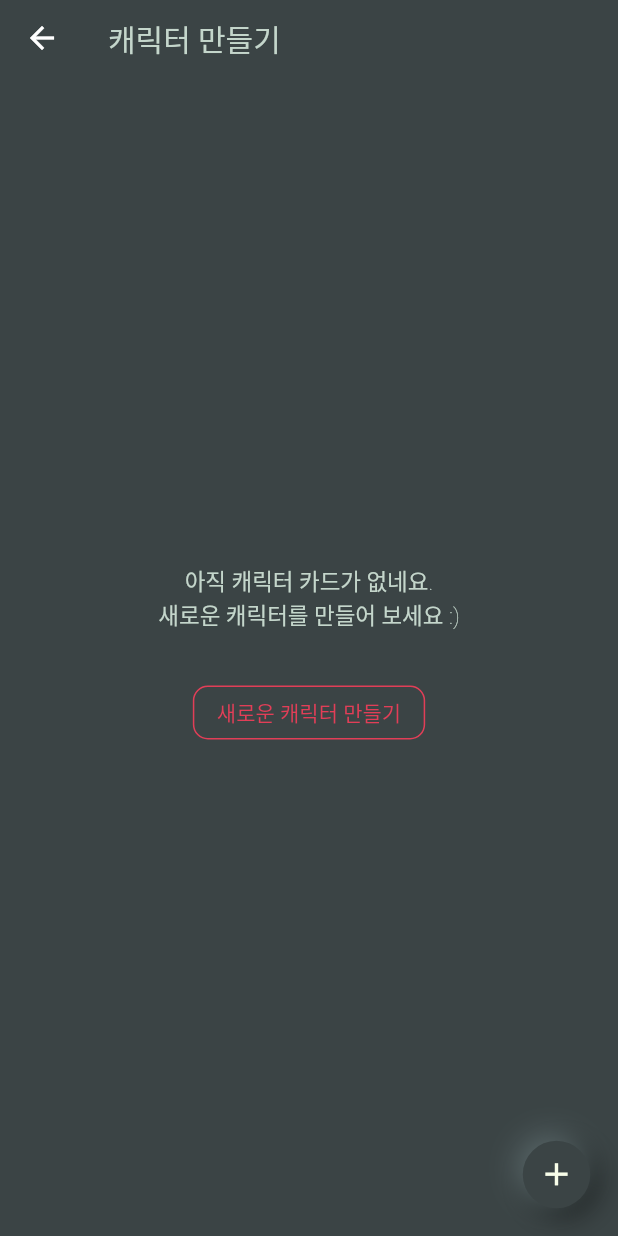
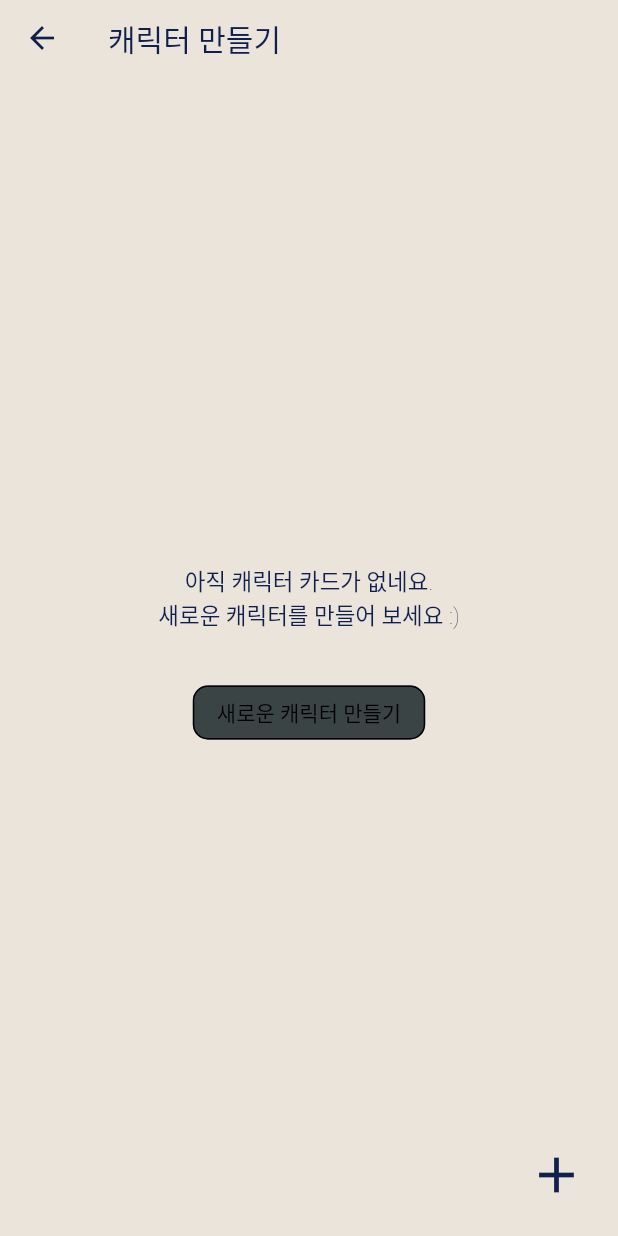
Before and after one commit to randomizedlife01/project_writer, a Flutter app: the screen it shows after launch, item 4 of the bottom bar chosen, on a phone screen of 412 x 824 dp. Run offline on Flutter 3.47's test engine with Material 2 defaults, Android fonts, the light colour scheme and no system bars; our stand-ins replace carousel_slider, email_validator, flutter_keyboard_visibility, flutter_slidable, font_awesome_flutter, get and 2 more; missing offline and left inert: amplify_analytics_pinpoint, amplify_auth_cognito, amplify_core, amplify_datastore, amplify_datastore_plugin_interface, amplify_flutter and 1 more; Roboto replaces fonts that are missing (GothicA1).

Commit message:
project V04 디자인 수정중...

```diff
--- a/lib/main.dart
+++ b/lib/main.dart
@@ -3,6 +3,7 @@ import 'package:flutter/services.dart';
 import 'package:flutter_keyboard_visibility/flutter_keyboard_visibility.dart';
 import 'package:get/get_navigation/src/root/get_material_app.dart';
 import 'package:project_writer_v04/landing_page.dart';
+import 'package:project_writer_v04/theme/new_light_theme.dart';
 import 'theme/theme_data.dart';
 
 void main() {
@@ -19,7 +20,7 @@ class MyApp extends StatelessWidget {
       child: GetMaterialApp(
         debugShowCheckedModeBanner: false,
         title: 'Project Writer v04',
-        theme: StoryThemeData.data,
+        theme: NewLightThemeData.data,
         home: LandingPage(),
       ),
     );
--- a/lib/pages/common_parts/common_parts.dart
+++ b/lib/pages/common_parts/common_parts.dart
@@ -63,7 +63,7 @@ class BasicAppBar extends StatelessWidget {
       ),
       title: Text(
         appBarTitle,
-        style: Theme.of(context).textTheme.bodyText1.copyWith(fontWeight: FontWeight.w200, fontSize: 20.0),
+        style: Theme.of(context).textTheme.bodyText1.copyWith(fontWeight: FontWeight.w400, fontSize: 20.0),
       ),
     );
   }
@@ -85,32 +85,33 @@ class BasicFloatingButton extends StatelessWidget {
         onPressed: onPressed,
         child: Center(
           child: Container(
-            width: 45,
-            height: 45,
+            width: 50,
+            height: 50,
             child: Icon(
               icon,
-              size: 25.0,
+              size: 40.0,
+              color: Color(0xFF111f4d),
             ),
-            decoration: BoxDecoration(
-              color: Color(0xFF3b4445),
-              borderRadius: BorderRadius.all(
-                Radius.circular(40),
-              ),
-              boxShadow: [
-                BoxShadow(
-                  color: Color(0xFF181c1c),
-                  offset: Offset(4.0, 4.0),
-                  blurRadius: 15.0,
-                  spreadRadius: 1.0,
-                ),
-                BoxShadow(
-                  color: Color(0xFF596769),
-                  offset: Offset(-4.0, -4.0),
-                  blurRadius: 15.0,
-                  spreadRadius: 1.0,
-                ),
-              ],
-            ),
+            // decoration: BoxDecoration(
+            //   color: Color(0xFF111f4d),
+            //   borderRadius: BorderRadius.all(
+            //     Radius.circular(40),
+            //   ),
+            //   // boxShadow: [
+            //   //   BoxShadow(
+            //   //     color: Color(0xFF181c1c),
+            //   //     offset: Offset(4.0, 4.0),
+            //   //     blurRadius: 15.0,
+            //   //     spreadRadius: 1.0,
+            //   //   ),
+            //   //   BoxShadow(
+            //   //     color: Color(0xFF596769),
+            //   //     offset: Offset(-4.0, -4.0),
+            //   //     blurRadius: 15.0,
+            //   //     spreadRadius: 1.0,
+            //   //   ),
+            //   // ],
+            // ),
           ),
         ),
         backgroundColor: Colors.transparent,
@@ -127,7 +128,7 @@ class BasicVerticalLine extends StatelessWidget {
     return VerticalDivider(
       indent: 40.0,
       endIndent: 40.0,
-      color: Color(0xFFc4d6cb),
+      color: Color(0xFF020205),
       width: 8.0,
     );
   }
@@ -174,12 +175,12 @@ class DocInputForm extends StatelessWidget {
         ),
         enabledBorder: OutlineInputBorder(
           borderSide: BorderSide(
-            color: Color(0xFFe23e57),
+            color: Color(0xFF020205),
           ),
         ),
         focusedBorder: OutlineInputBorder(
           borderSide: BorderSide(
-            color: Color(0xFFe23e57),
+            color: Color(0xFF020205),
           ),
         ),
         hintText: hintText,
@@ -193,7 +194,7 @@ class DocInputForm extends StatelessWidget {
         labelStyle: TextStyle(
           fontSize: 12.0,
           fontFamily: 'GothicA1',
-          color: Color(0xFFc06c84),
+          color: Color(0xFF34346F),
           fontWeight: FontWeight.w600,
         ),
       ),
@@ -402,8 +403,8 @@ class DeletePopup extends StatelessWidget {
                       style: TextStyle(
                         fontSize: 12.0,
                         fontFamily: 'GothicA1',
-                        fontWeight: FontWeight.w200,
-                        color: Color(0xFFe23e57),
+                        fontWeight: FontWeight.w400,
+                        color: Color(0xFF020205),
                       ),
                     ),
                     SizedBox(
--- a/lib/pages/document/free_write_page/component/free_write_create_pop.dart
+++ b/lib/pages/document/free_write_page/component/free_write_create_pop.dart
@@ -58,7 +58,7 @@ class FreeWriteCreatePop extends StatelessWidget {
                                   Expanded(
                                     child: OutlinedButton(
                                       child: Text("취 소"),
-                                      onPressed: () {},
+                                      onPressed: () => Navigator.pop(context),
                                     ),
                                   ),
                                   SizedBox(
--- a/lib/pages/document/free_write_page/component/search_bar.dart
+++ b/lib/pages/document/free_write_page/component/search_bar.dart
@@ -1,8 +1,6 @@
 import 'package:flutter/material.dart';
 import 'package:flutter_slidable/flutter_slidable.dart';
-import 'package:get/get_state_manager/get_state_manager.dart';
 import 'package:material_floating_search_bar/material_floating_search_bar.dart';
-import 'package:project_writer_v04/pages/document/free_write_page/component/free_write_parts.dart';
 
 class SearchBarView<T> extends StatefulWidget {
   final String searchTerm;
--- a/lib/pages/document/import_page/import_page.dart
+++ b/lib/pages/document/import_page/import_page.dart
@@ -3,7 +3,6 @@ import 'package:get/get.dart';
 import 'package:project_writer_v04/pages/common_parts/common_parts.dart';
 import 'package:project_writer_v04/pages/document/free_write_page/component/free_search_bar.dart';
 import 'package:project_writer_v04/pages/document/my_life_page/parts/component/my_life_body.dart';
-import 'package:project_writer_v04/pages/document/my_life_page/parts/my_life_page.dart';
 import 'package:project_writer_v04/services/controller/free_write_controller.dart';
 import 'package:project_writer_v04/services/controller/my_life_controller.dart';
 
--- a/lib/pages/document/my_life_page/parts/my_life_page.dart
+++ b/lib/pages/document/my_life_page/parts/my_life_page.dart
@@ -1,7 +1,5 @@
 import 'package:flutter/cupertino.dart';
 import 'package:flutter/material.dart';
-import 'package:get/get_state_manager/src/rx_flutter/rx_obx_widget.dart';
-import 'package:project_writer_v04/models/ModelProvider.dart';
 import 'package:project_writer_v04/pages/common_parts/common_parts.dart';
 import 'package:project_writer_v04/pages/document/my_life_page/parts/component/my_life_body.dart';
 import 'package:project_writer_v04/pages/document/my_life_page/parts/component/my_life_create_pop.dart';
--- a/lib/services/controller/intro_page_controller.dart
+++ b/lib/services/controller/intro_page_controller.dart
@@ -40,7 +40,7 @@ class IntroDocumentController extends GetxController {
 
   updateDoc({String id, String docName, String docDesc}) async {
     try {
-      final data = await introDocumentRepository.update(id: id, docName: docName, docDesc: docDesc);
+      await introDocumentRepository.update(id: id, docName: docName, docDesc: docDesc);
     } catch (e) {
       print(e);
     }
--- a/lib/services/controller/my_life_controller.dart
+++ b/lib/services/controller/my_life_controller.dart
@@ -1,5 +1,4 @@
 import 'package:get/get.dart';
-import 'package:project_writer_v04/models/ModelProvider.dart';
 import 'package:project_writer_v04/services/controller/my_life_repository.dart';
 
 class MyLifeStoryController extends GetxController {
--- a/lib/services/controller/story_summary_controller.dart
+++ b/lib/services/controller/story_summary_controller.dart
@@ -1,4 +1,3 @@
-import 'package:flutter/cupertino.dart';
 import 'package:get/get.dart';
 import 'package:project_writer_v04/services/controller/character_controller.dart';
 import 'package:project_writer_v04/services/controller/story_summary_repository.dart';
--- a/lib/services/route/app_route.dart
+++ b/lib/services/route/app_route.dart
@@ -8,7 +8,6 @@ import 'package:project_writer_v04/pages/document/character_page/character_page.
 import 'package:project_writer_v04/pages/document/character_page/character_write_page.dart';
 import 'package:project_writer_v04/pages/document/free_write_page/free_write_page.dart';
 import 'package:project_writer_v04/pages/document/import_page/import_page.dart';
-import 'package:project_writer_v04/pages/document/intro_page/component/intro_parts.dart';
 import 'package:project_writer_v04/pages/document/intro_page/intro_page.dart';
 import 'package:project_writer_v04/pages/document/story_page/story_detail_page.dart';
 import 'package:project_writer_v04/services/controller/auth_bloc.dart';
--- /dev/null
+++ b/lib/theme/new_light_theme.dart
@@ -0,0 +1,185 @@
+import 'package:flutter/material.dart';
+
+class NewLightThemeData {
+  static ThemeData data = ThemeData(
+    appBarTheme: AppBarTheme(
+      color: Colors.transparent,
+      elevation: 0.0,
+      iconTheme: IconThemeData(
+        color: Color(0xFF111f4d),
+      ),
+      titleTextStyle: TextStyle(
+        fontSize: 20.0,
+        fontFamily: 'GothicA1',
+        color: Color(0xFF020205),
+        fontWeight: FontWeight.w300,
+      ),
+    ),
+    //아이콘 색깔
+    iconTheme: IconThemeData(
+      color: Color(0xFF111f4d),
+    ),
+    //강조 아이콘 색깔
+    accentIconTheme: IconThemeData(
+      color: Color(0xFFe43a19),
+    ),
+    //아웃라인 버튼 설정
+    outlinedButtonTheme: OutlinedButtonThemeData(
+      style: OutlinedButton.styleFrom(
+        backgroundColor: Colors.transparent,
+        side: BorderSide(
+          color: Color(0xFF020205),
+        ),
+        primary: Color(0xFF020205),
+        shape: RoundedRectangleBorder(
+          borderRadius: BorderRadius.circular(10.0),
+        ),
+        elevation: 0,
+        textStyle: TextStyle(
+          fontSize: 14.0,
+          color: Color(0xFF020205),
+          fontFamily: 'GothicA1',
+          fontWeight: FontWeight.w500,
+        ),
+      ),
+    ),
+    //속이 꽉찬 버튼 설정
+    elevatedButtonTheme: ElevatedButtonThemeData(
+      style: ElevatedButton.styleFrom(
+        primary: Color(0xFF020205),
+        elevation: 0,
+        shape: RoundedRectangleBorder(
+          borderRadius: BorderRadius.circular(10.0),
+        ),
+        textStyle: TextStyle(
+          fontSize: 14.0,
+          color: Color(0xFFf2f4f7),
+          fontFamily: 'GothicA1',
+          fontWeight: FontWeight.w500,
+        ),
+      ),
+    ),
+    //인풋 폼 설정
+    inputDecorationTheme: InputDecorationTheme(
+      enabledBorder: UnderlineInputBorder(
+        borderSide: BorderSide(
+          color: Color(0xFF5da0a2),
+        ),
+      ),
+      focusedBorder: UnderlineInputBorder(
+        borderSide: BorderSide(
+          color: Color(0xFF34495e),
+        ),
+      ),
+      hintStyle: TextStyle(
+        fontSize: 12.0,
+        color: Color(0xFF5da0a2),
+      ),
+      labelStyle: TextStyle(
+        fontSize: 14.0,
+        color: Color(0xFF34495e),
+      ),
+    ),
+    //배경색
+    scaffoldBackgroundColor: Color(0xFFebe4db),
+    visualDensity: VisualDensity.adaptivePlatformDensity,
+    //텍스트 테마 - 기본 사이즈 13.
+    textTheme: TextTheme(
+      overline: TextStyle(
+        fontSize: 15.0,
+        color: Color(0xFF111f4d),
+        fontFamily: 'GothicA1',
+        fontWeight: FontWeight.w500,
+      ),
+      headline1: TextStyle(
+        fontSize: 30.0,
+        fontFamily: 'GothicA1',
+        color: Color(0xFF020205),
+        fontWeight: FontWeight.w300,
+      ),
+      headline2: TextStyle(
+        fontSize: 26.0,
+        fontFamily: 'GothicA1',
+        color: Color(0xFF111f4d),
+        fontWeight: FontWeight.w200,
+      ),
+      headline3: TextStyle(
+        fontSize: 22.0,
+        fontFamily: 'GothicA1',
+        color: Color(0xFF111f4d),
+        fontWeight: FontWeight.w500,
+      ),
+      headline4: TextStyle(
+        fontSize: 18.0,
+        fontFamily: 'GothicA1',
+        color: Color(0xFF111f4d),
+        fontWeight: FontWeight.w400,
+      ),
+      //기본 텍스트
+      bodyText1: TextStyle(
+        fontSize: 15.0,
+        fontFamily: 'GothicA1',
+        fontWeight: FontWeight.w500,
+        color: Color(0xFF111f4d),
+        height: 1.5,
+      ),
+      //본문 텍스트 - 최소
+      bodyText2: TextStyle(
+        fontSize: 13.0,
+        fontFamily: 'GothicA1',
+        fontWeight: FontWeight.w300,
+        color: Color(0xFF020205),
+      ),
+      caption: TextStyle(
+        fontSize: 13.0,
+        fontFamily: 'GothicA1',
+        fontWeight: FontWeight.w200,
+        color: Color(0xFF020205),
+      ),
+      button: TextStyle(
+        fontSize: 14.0,
+        color: Color(0xFFf2f4f7),
+        fontFamily: 'GothicA1',
+        fontWeight: FontWeight.w500,
+      ),
+      subtitle1: TextStyle(
+        fontSize: 15.0,
+        fontFamily: 'GothicA1',
+        fontWeight: FontWeight.w200,
+        color: Color(0xFF111f4d),
+      ),
+      subtitle2: TextStyle(
+        fontSize: 12.0,
+        fontFamily: 'GothicA1',
+        fontWeight: FontWeight.w200,
+        color: Color(0xFF111f4d),
+      ),
+    ),
+    floatingActionButtonTheme: FloatingActionButtonThemeData(
+      backgroundColor: Colors.transparent,
+      foregroundColor: Color(0xFFe43a19),
+    ),
+    bottomNavigationBarTheme: BottomNavigationBarThemeData(
+      selectedLabelStyle: TextStyle(
+        fontSize: 12.0,
+        fontFamily: 'GothicA1',
+        fontWeight: FontWeight.w600,
+        color: Color(0xFFe43a19),
+      ),
+      unselectedLabelStyle: TextStyle(
+        fontSize: 12.0,
+        fontFamily: 'GothicA1',
+        fontWeight: FontWeight.w600,
+        color: Color(0xFF020205),
+      ),
+      selectedIconTheme: IconThemeData(
+        size: 17.0,
+        color: Color(0xFFe43a19),
+      ),
+      unselectedIconTheme: IconThemeData(
+        size: 17.0,
+        color: Color(0xFF020205),
+      ),
+    ),
+  );
+}
```
Also changed, not shown: lib/pages/document/character_page/character_page.dart (+10 -2 lines), lib/pages/document/character_page/character_write_page.dart (+23 -5 lines), lib/pages/document/free_write_page/component/free_search_bar.dart (+20 -14 lines), lib/pages/document/intro_page/component/intro_parts.dart (+12 -8 lines), lib/pages/document/intro_page/intro_page.dart (+37 -28 lines).
